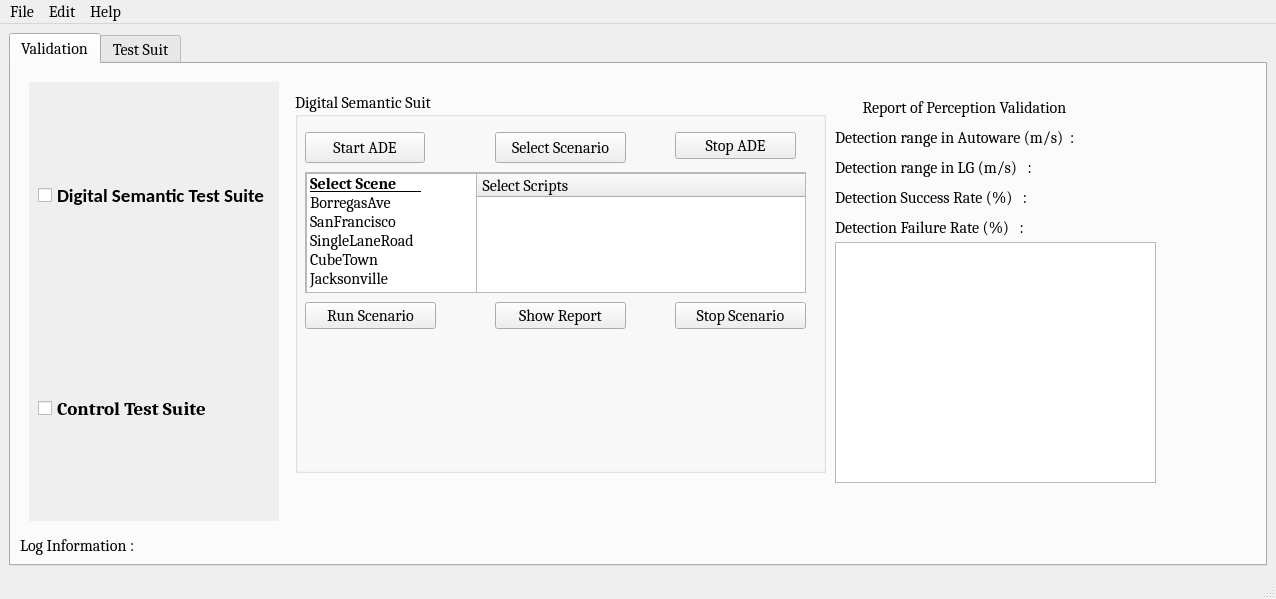
Above: Source_Code/UI_Suit/mainwindow.ui from PolyVerifFramework/PolyVerif before the change. Below: the same form after it.
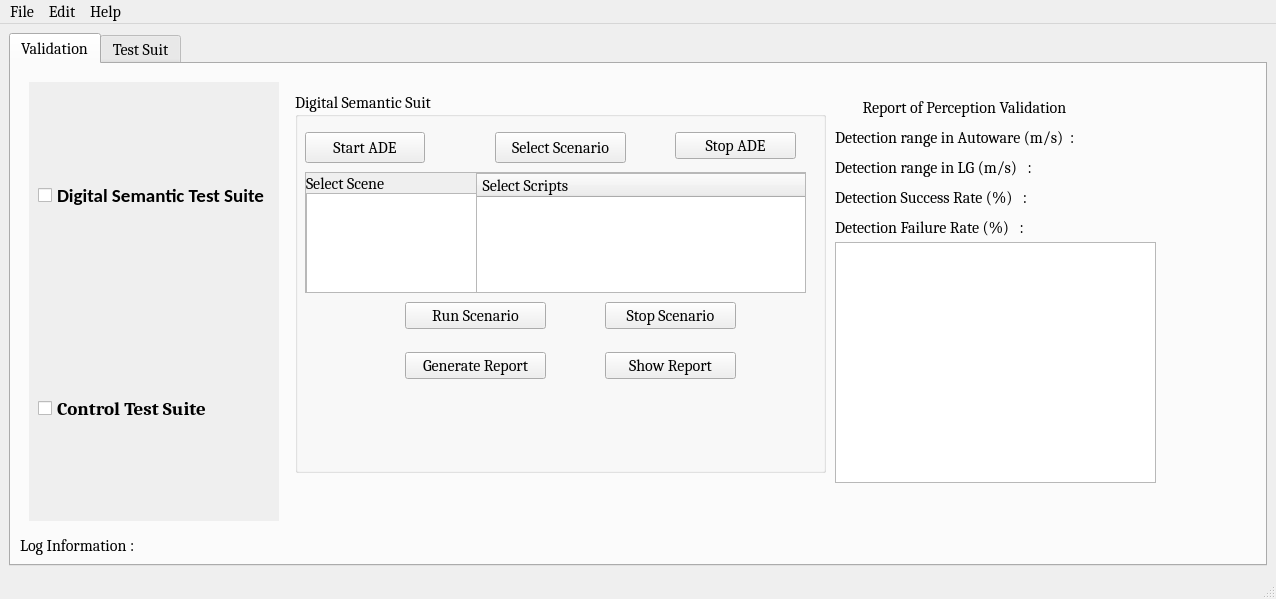
That is the form after the change.

Patch:
```diff
--- a/Source_Code/UI_Suit/mainwindow.ui
+++ b/Source_Code/UI_Suit/mainwindow.ui
@@ -218,8 +218,8 @@
                     <widget class="QPushButton" name="b_showreport">
                      <property name="geometry">
                       <rect>
-                       <x>200</x>
-                       <y>210</y>
+                       <x>310</x>
+                       <y>260</y>
                        <width>131</width>
                        <height>27</height>
                       </rect>
@@ -287,58 +287,33 @@
                        <property name="geometry">
                         <rect>
                          <x>0</x>
-                         <y>0</y>
+                         <y>20</y>
                          <width>171</width>
-                         <height>121</height>
+                         <height>101</height>
                         </rect>
                        </property>
-                       <item>
-                        <property name="text">
-                         <string>Select Scene       </string>
-                        </property>
-                        <property name="font">
-                         <font>
-                          <pointsize>12</pointsize>
-                          <weight>75</weight>
-                          <bold>true</bold>
-                          <underline>true</underline>
-                         </font>
-                        </property>
-                       </item>
-                       <item>
-                        <property name="text">
-                         <string>BorregasAve</string>
-                        </property>
-                       </item>
-                       <item>
-                        <property name="text">
-                         <string>SanFrancisco</string>
-                        </property>
-                       </item>
-                       <item>
-                        <property name="text">
-                         <string>SingleLaneRoad</string>
-                        </property>
-                       </item>
-                       <item>
-                        <property name="text">
-                         <string>CubeTown</string>
-                        </property>
-                       </item>
-                       <item>
-                        <property name="text">
-                         <string>Jacksonville</string>
-                        </property>
-                       </item>
+                      </widget>
+                      <widget class="QLabel" name="label_3">
+                       <property name="geometry">
+                        <rect>
+                         <x>0</x>
+                         <y>0</y>
+                         <width>161</width>
+                         <height>21</height>
+                        </rect>
+                       </property>
+                       <property name="text">
+                        <string>Select Scene</string>
+                       </property>
                       </widget>
                      </widget>
                     </widget>
                     <widget class="QPushButton" name="b_run_scenario">
                      <property name="geometry">
                       <rect>
-                       <x>10</x>
+                       <x>110</x>
                        <y>210</y>
-                       <width>131</width>
+                       <width>141</width>
                        <height>27</height>
                       </rect>
                      </property>
@@ -349,7 +324,7 @@
                     <widget class="QPushButton" name="b_stop_scenario">
                      <property name="geometry">
                       <rect>
-                       <x>380</x>
+                       <x>310</x>
                        <y>210</y>
                        <width>131</width>
                        <height>27</height>
@@ -359,6 +334,19 @@
                       <string>Stop Scenario</string>
                      </property>
                     </widget>
+                    <widget class="QPushButton" name="b_generatereport">
+                     <property name="geometry">
+                      <rect>
+                       <x>110</x>
+                       <y>260</y>
+                       <width>141</width>
+                       <height>27</height>
+                      </rect>
+                     </property>
+                     <property name="text">
+                      <string>Generate Report</string>
+                     </property>
+                    </widget>
                    </widget>
                   </item>
                  </layout>
```
